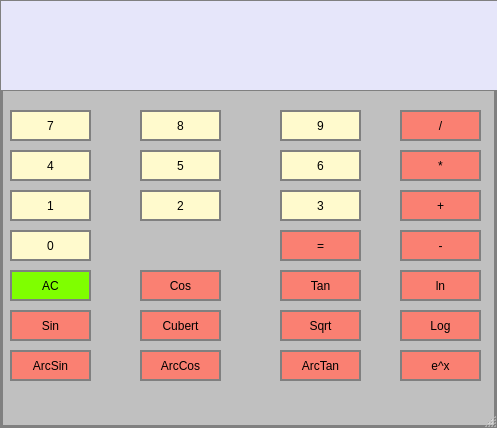
Qt form calculator/cal.ui (AangTheLast/Calculator) before a commit.
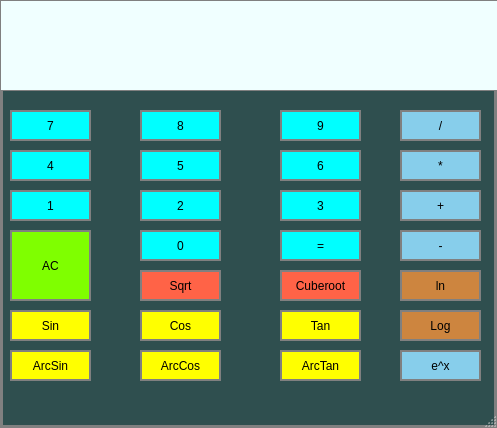
The same form after that commit.

```diff
--- a/calculator/cal.ui
+++ b/calculator/cal.ui
@@ -15,7 +15,7 @@
   </property>
   <property name="styleSheet">
    <string notr="true">QMainWindow{
-	background-color:Silver;
+	background-color:DarkSlateGray;
 	border: 3px solid gray;
 	padding: 5px;
 }</string>
@@ -46,7 +46,7 @@
     </property>
     <property name="styleSheet">
      <string notr="true">QLineEdit {
-	background-color:Lavender;
+	background-color:Azure;
 	border :	1px solid gray;
 	color :	B0 E0 E6;
 }</string>
@@ -72,7 +72,7 @@
     </property>
     <property name="styleSheet">
      <string notr="true">QPushButton{
-	background-color:LemonChiffon	;
+	background-color:Aqua;
 	border: 2px solid gray;
 	padding: 5px;
 }
@@ -103,7 +103,7 @@
     </property>
     <property name="styleSheet">
      <string notr="true">QPushButton{
-	background-color:LemonChiffon	;
+	background-color:Aqua;
 	border: 2px solid gray;
 	padding: 5px;
 }
@@ -134,7 +134,7 @@
     </property>
     <property name="styleSheet">
      <string notr="true">QPushButton{
-	background-color:LemonChiffon	;
+	background-color:Aqua;
 	border: 2px solid gray;
 	padding: 5px;
 }
@@ -165,7 +165,7 @@
     </property>
     <property name="styleSheet">
      <string notr="true">QPushButton{
-	background-color:LemonChiffon	;
+	background-color:Aqua;
 	border: 2px solid gray;
 	padding: 5px;
 }
@@ -196,7 +196,7 @@
     </property>
     <property name="styleSheet">
      <string notr="true">QPushButton{
-	background-color:LemonChiffon	;
+	background-color:Aqua;
 	border: 2px solid gray;
 	padding: 5px;
 }
@@ -227,7 +227,7 @@
     </property>
     <property name="styleSheet">
      <string notr="true">QPushButton{
-	background-color:LemonChiffon	;
+	background-color:Aqua;
 	border: 2px solid gray;
 	padding: 5px;
 }
@@ -258,7 +258,7 @@
     </property>
     <property name="styleSheet">
      <string notr="true">QPushButton{
-	background-color:LemonChiffon	;
+	background-color:Aqua;
 	border: 2px solid gray;
 	padding: 5px;
 }
@@ -289,7 +289,7 @@
     </property>
     <property name="styleSheet">
      <string notr="true">QPushButton{
-	background-color:LemonChiffon	;
+	background-color:Aqua;
 	border: 2px solid gray;
 	padding: 5px;
 }
@@ -320,7 +320,7 @@
     </property>
     <property name="styleSheet">
      <string notr="true">QPushButton{
-	background-color:LemonChiffon	;
+	background-color:Aqua;
 	border: 2px solid gray;
 	padding: 5px;
 }
@@ -351,7 +351,7 @@
     </property>
     <property name="styleSheet">
      <string notr="true">QPushButton{
-	background-color:Salmon;
+	background-color:SkyBlue	;
 	border: 2px solid gray;
 	padding: 5px;
 }
@@ -382,7 +382,7 @@
     </property>
     <property name="styleSheet">
      <string notr="true">QPushButton{
-	background-color:Salmon;
+	background-color:SkyBlue	;
 	border: 2px solid gray;
 	padding: 5px;
 }
@@ -413,7 +413,7 @@
     </property>
     <property name="styleSheet">
      <string notr="true">QPushButton{
-	background-color:Salmon;
+	background-color:SkyBlue	;
 	border: 2px solid gray;
 	padding: 5px;
 }
@@ -430,7 +430,7 @@
    <widget class="QPushButton" name="Button0">
     <property name="geometry">
      <rect>
-      <x>10</x>
+      <x>140</x>
       <y>230</y>
       <width>81</width>
       <height>31</height>
@@ -444,7 +444,7 @@
     </property>
     <property name="styleSheet">
      <string notr="true">QPushButton{
-	background-color:LemonChiffon	;
+	background-color:Aqua;
 	border: 2px solid gray;
 	padding: 5px;
 }
@@ -475,7 +475,7 @@
     </property>
     <property name="styleSheet">
      <string notr="true">QPushButton{
-	background-color:Salmon;
+	background-color:SkyBlue	;
 	border: 2px solid gray;
 	padding: 5px;
 }
@@ -506,7 +506,7 @@
     </property>
     <property name="styleSheet">
      <string notr="true">QPushButton{
-	background-color:Salmon;
+	background-color:Aqua;
 	border: 2px solid gray;
 	padding: 5px;
 }
@@ -524,9 +524,9 @@
     <property name="geometry">
      <rect>
       <x>10</x>
-      <y>270</y>
+      <y>230</y>
       <width>81</width>
-      <height>31</height>
+      <height>71</height>
      </rect>
     </property>
     <property name="sizePolicy">
@@ -568,7 +568,7 @@
     </property>
     <property name="styleSheet">
      <string notr="true">QPushButton{
-	background-color:Salmon;
+	background-color:Yellow	;
 	border: 2px solid gray;
 	padding: 5px;
 }
@@ -586,7 +586,7 @@
     <property name="geometry">
      <rect>
       <x>140</x>
-      <y>270</y>
+      <y>310</y>
       <width>81</width>
       <height>31</height>
      </rect>
@@ -599,7 +599,7 @@
     </property>
     <property name="styleSheet">
      <string notr="true">QPushButton{
-	background-color:Salmon;
+	background-color:Yellow	;
 	border: 2px solid gray;
 	padding: 5px;
 }
@@ -617,7 +617,7 @@
     <property name="geometry">
      <rect>
       <x>280</x>
-      <y>270</y>
+      <y>310</y>
       <width>81</width>
       <height>31</height>
      </rect>
@@ -630,7 +630,7 @@
     </property>
     <property name="styleSheet">
      <string notr="true">QPushButton{
-	background-color:Salmon;
+	background-color:Yellow	;
 	border: 2px solid gray;
 	padding: 5px;
 }
@@ -661,7 +661,7 @@
     </property>
     <property name="styleSheet">
      <string notr="true">QPushButton{
-	background-color:Salmon;
+	background-color:Peru;
 	border: 2px solid gray;
 	padding: 5px;
 }
@@ -678,8 +678,8 @@
    <widget class="QPushButton" name="SquareRoot">
     <property name="geometry">
      <rect>
-      <x>280</x>
-      <y>310</y>
+      <x>140</x>
+      <y>270</y>
       <width>81</width>
       <height>31</height>
      </rect>
@@ -692,7 +692,7 @@
     </property>
     <property name="styleSheet">
      <string notr="true">QPushButton{
-	background-color:Salmon;
+	background-color:Tomato;
 	border: 2px solid gray;
 	padding: 5px;
 }
@@ -709,8 +709,8 @@
    <widget class="QPushButton" name="CubeRoot">
     <property name="geometry">
      <rect>
-      <x>140</x>
-      <y>310</y>
+      <x>280</x>
+      <y>270</y>
       <width>81</width>
       <height>31</height>
      </rect>
@@ -723,7 +723,7 @@
     </property>
     <property name="styleSheet">
      <string notr="true">QPushButton{
-	background-color:Salmon;
+	background-color:Tomato;
 	border: 2px solid gray;
 	padding: 5px;
 }
@@ -734,7 +734,7 @@
 }</string>
     </property>
     <property name="text">
-     <string>Cubert</string>
+     <string>Cuberoot</string>
     </property>
    </widget>
    <widget class="QPushButton" name="log">
@@ -754,7 +754,7 @@
     </property>
     <property name="styleSheet">
      <string notr="true">QPushButton{
-	background-color:Salmon;
+	background-color:Peru;
 	border: 2px solid gray;
 	padding: 5px;
 }
@@ -785,7 +785,7 @@
     </property>
     <property name="styleSheet">
      <string notr="true">QPushButton{
-	background-color:Salmon;
+	background-color:SkyBlue	;
 	border: 2px solid gray;
 	padding: 5px;
 }
@@ -816,7 +816,7 @@
     </property>
     <property name="styleSheet">
      <string notr="true">QPushButton{
-	background-color:Salmon;
+	background-color:Yellow	;
 	border: 2px solid gray;
 	padding: 5px;
 }
@@ -847,7 +847,7 @@
     </property>
     <property name="styleSheet">
      <string notr="true">QPushButton{
-	background-color:Salmon;
+	background-color:Yellow	;
 	border: 2px solid gray;
 	padding: 5px;
 }
@@ -878,7 +878,7 @@
     </property>
     <property name="styleSheet">
      <string notr="true">QPushButton{
-	background-color:Salmon;
+	background-color:Yellow	;
 	border: 2px solid gray;
 	padding: 5px;
 }
```
